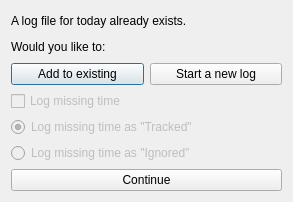
Qt form loadfiledialog.ui (themattkerr/TimeTracker) before a commit.
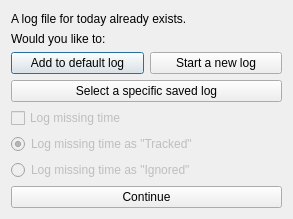
The same form after that commit.

What changed in the file:
```diff
--- a/loadfiledialog.ui
+++ b/loadfiledialog.ui
@@ -7,7 +7,7 @@
     <x>0</x>
     <y>0</y>
     <width>293</width>
-    <height>202</height>
+    <height>219</height>
    </rect>
   </property>
   <property name="sizePolicy">
@@ -48,7 +48,7 @@
      <item>
       <widget class="QPushButton" name="addToExistingButton">
        <property name="text">
-        <string>Add to existing</string>
+        <string>Add to default log</string>
        </property>
       </widget>
      </item>
@@ -61,6 +61,13 @@
      </item>
     </layout>
    </item>
+   <item>
+    <widget class="QPushButton" name="browseForFileName">
+     <property name="text">
+      <string>Select a specific saved log</string>
+     </property>
+    </widget>
+   </item>
    <item>
     <widget class="QCheckBox" name="logTimeCheckBox">
      <property name="enabled">
```
